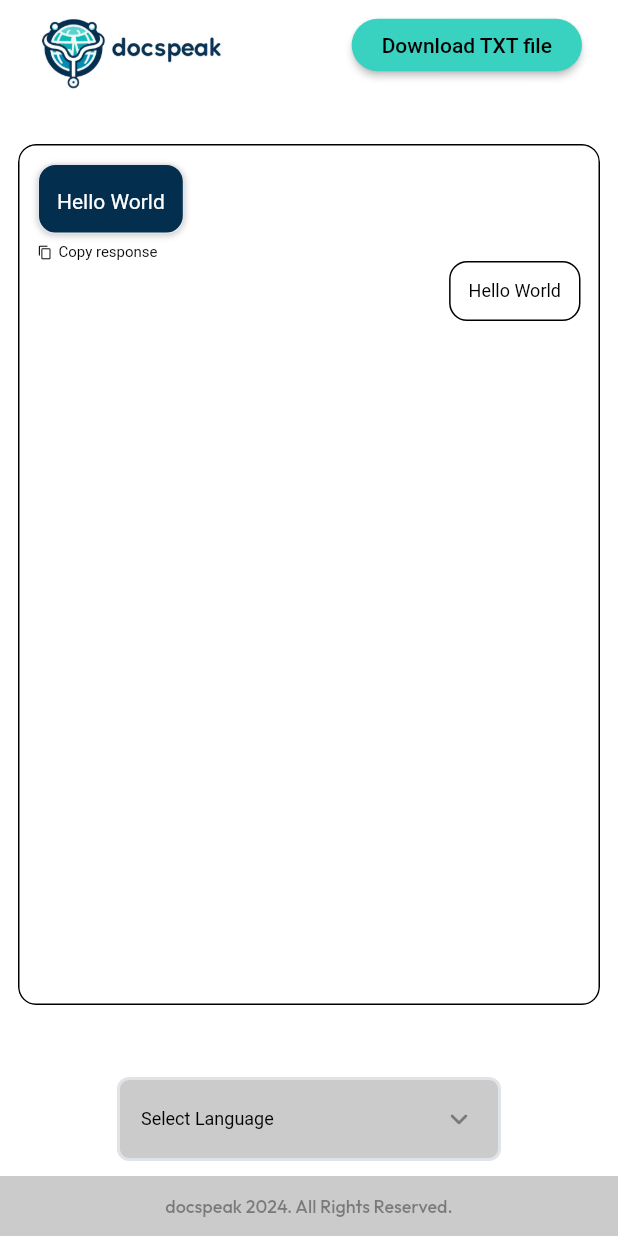
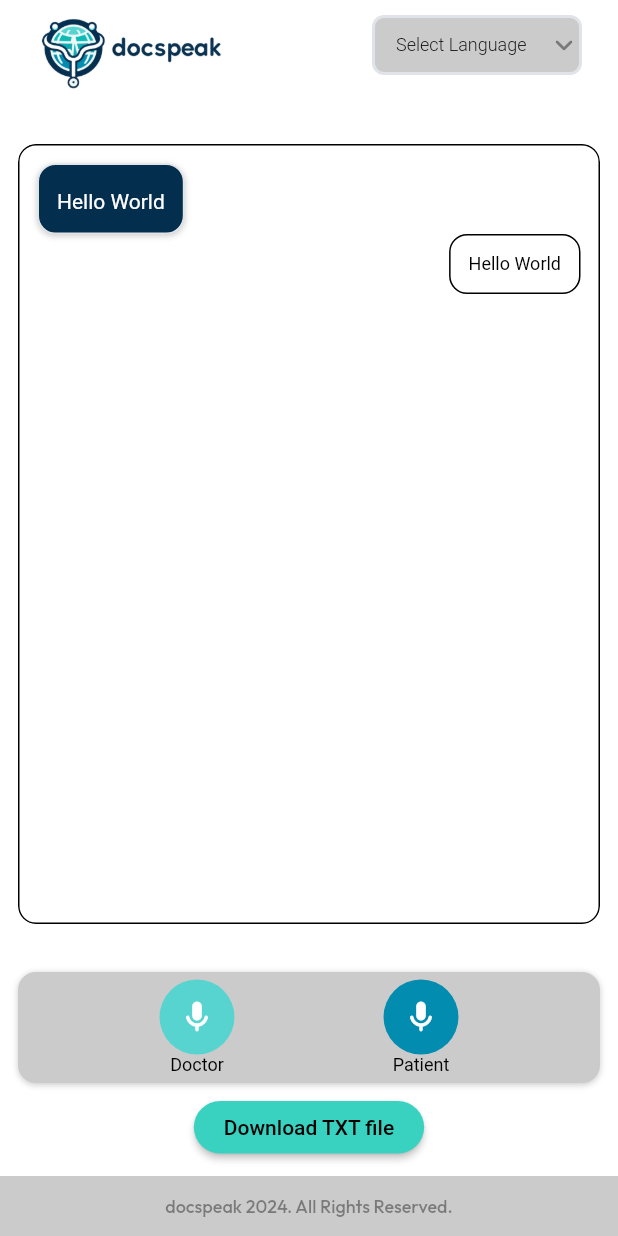
Before and after one commit to marwinwongjarupun/Docspeak, a Flutter app: the screen it shows after launch, on a phone screen of 412 x 824 dp. Run offline on Flutter 3.47's test engine with Material 3 defaults, Android fonts, the phone set to English and light mode, and no system bars; drawn by our look-alikes of auto_size_text, dropdown_button2, flutter_animate; our stand-ins replace firebase_core, font_awesome_flutter, from_css_color, go_router, google_fonts, page_transition and 2 more; missing offline and left inert: json_path; accounts and stored records are empty; Roboto replaces fonts that are missing (Readex Pro).

Commit message:
Changed UI by swapping dropdown and convert to txt file button

```diff
--- a/lib/flutter_flow/internationalization.dart
+++ b/lib/flutter_flow/internationalization.dart
@@ -110,48 +110,6 @@ Locale createLocale(String language) => language.contains('_')
 final kTranslationsMap = <Map<String, Map<String, String>>>[
   // HomePage
   {
-    'k3ayzbz4': {
-      'en': 'Download TXT file',
-      'ar': '',
-      'es': '',
-      'th': '',
-      'zh_Hans': '',
-    },
-    'pqumyi2e': {
-      'en': 'Hello World',
-      'ar': '',
-      'es': '',
-      'th': '',
-      'zh_Hans': '',
-    },
-    '7iwssp4h': {
-      'en': 'Copy response',
-      'ar': '',
-      'es': '',
-      'th': '',
-      'zh_Hans': '',
-    },
-    'pt4zp0fj': {
-      'en': 'Hello World',
-      'ar': '',
-      'es': '',
-      'th': '',
-      'zh_Hans': '',
-    },
-    '7w9r7pls': {
-      'en': 'Doctor',
-      'ar': '',
-      'es': '',
-      'th': '',
-      'zh_Hans': '',
-    },
-    'm41ranbt': {
-      'en': 'Patient',
-      'ar': '',
-      'es': '',
-      'th': '',
-      'zh_Hans': '',
-    },
     '48w6z87k': {
       'en': '',
       'ar': '',
@@ -203,6 +161,41 @@ final kTranslationsMap = <Map<String, Map<String, String>>>[
     },
     'tosutiwk': {
       'en': 'Search for an item...',
+      'ar': '',
+      'es': '',
+      'th': '',
+      'zh_Hans': '',
+    },
+    'pqumyi2e': {
+      'en': 'Hello World',
+      'ar': '',
+      'es': '',
+      'th': '',
+      'zh_Hans': '',
+    },
+    'pt4zp0fj': {
+      'en': 'Hello World',
+      'ar': '',
+      'es': '',
+      'th': '',
+      'zh_Hans': '',
+    },
+    '7w9r7pls': {
+      'en': 'Doctor',
+      'ar': '',
+      'es': '',
+      'th': '',
+      'zh_Hans': '',
+    },
+    'm41ranbt': {
+      'en': 'Patient',
+      'ar': '',
+      'es': '',
+      'th': '',
+      'zh_Hans': '',
+    },
+    'k3ayzbz4': {
+      'en': 'Download TXT file',
       'ar': '',
       'es': '',
       'th': '',
--- a/lib/pages/home_page/home_page_widget.dart
+++ b/lib/pages/home_page/home_page_widget.dart
@@ -203,41 +203,58 @@ class _HomePageWidgetState extends State<HomePageWidget>
                                   ],
                                 ),
                               ),
-                              FFButtonWidget(
-                                onPressed: () {
-                                  print('Button pressed ...');
-                                },
-                                text: FFLocalizations.of(context).getText(
-                                  'k3ayzbz4' /* Download TXT file */,
+                              FlutterFlowDropDown<String>(
+                                controller: _model.dropDownValueController ??=
+                                    FormFieldController<String>(null),
+                                options: [
+                                  FFLocalizations.of(context).getText(
+                                    'ae5t32es' /* Spanish */,
                                   ),
-                                options: FFButtonOptions(
-                                  height: 35.0,
-                                  padding: const EdgeInsetsDirectional.fromSTEB(
-                                      20.0, 0.0, 20.0, 0.0),
-                                  iconPadding: const EdgeInsetsDirectional.fromSTEB(
-                                      0.0, 0.0, 0.0, 0.0),
-                                  color:
-                                      FlutterFlowTheme.of(context).buttonColor,
+                                  FFLocalizations.of(context).getText(
+                                    'vwytv2ji' /* Mandarin */,
+                                  ),
+                                  FFLocalizations.of(context).getText(
+                                    'jimjfoh8' /* French */,
+                                  ),
+                                  FFLocalizations.of(context).getText(
+                                    'qwkvw44r' /* Arabic */,
+                                  ),
+                                  FFLocalizations.of(context).getText(
+                                    'fwt3bcth' /* Thai */,
+                                  )
+                                ],
+                                onChanged: (val) =>
+                                    setState(() => _model.dropDownValue = val),
+                                width: 140.0,
+                                height: 40.0,
                                 textStyle: FlutterFlowTheme.of(context)
-                                      .titleSmall
+                                    .bodySmall
                                     .override(
                                       fontFamily: 'Readex Pro',
+                                      fontWeight: FontWeight.w300,
+                                    ),
+                                hintText: FFLocalizations.of(context).getText(
+                                  'z8tpfzge' /* Select Language */,
+                                ),
+                                icon: Icon(
+                                  Icons.keyboard_arrow_down_rounded,
                                   color: FlutterFlowTheme.of(context)
-                                            .primaryText,
-                                        fontSize: 14.0,
+                                      .secondaryText,
+                                  size: 24.0,
                                 ),
+                                fillColor: FlutterFlowTheme.of(context)
+                                    .secondaryBackground,
                                 elevation: 2.0,
-                                  borderSide: const BorderSide(
-                                    color: Colors.transparent,
-                                    width: 1.0,
-                                  ),
-                                  borderRadius: BorderRadius.circular(50.0),
-                                  hoverColor: FlutterFlowTheme.of(context)
-                                      .buttonColorHover,
-                                  hoverTextColor:
-                                      FlutterFlowTheme.of(context).primaryText,
-                                  hoverElevation: 5.0,
-                                ),
+                                borderColor:
+                                    FlutterFlowTheme.of(context).alternate,
+                                borderWidth: 2.0,
+                                borderRadius: 8.0,
+                                margin: const EdgeInsetsDirectional.fromSTEB(
+                                    16.0, 0.0, 0.0, 0.0),
+                                hidesUnderline: true,
+                                isOverButton: false,
+                                isSearchable: false,
+                                isMultiSelect: false,
                               ),
                             ],
                           ),
@@ -391,43 +408,6 @@ class _HomePageWidgetState extends State<HomePageWidget>
                                                                         ),
                                                                       ),
                                                                     ),
-                                                                    Padding(
-                                                                      padding: const EdgeInsetsDirectional.fromSTEB(
-                                                                          0.0,
-                                                                          6.0,
-                                                                          0.0,
-                                                                          0.0),
-                                                                      child:
-                                                                          Row(
-                                                                        mainAxisSize:
-                                                                            MainAxisSize.max,
-                                                                        children: [
-                                                                          Padding(
-                                                                            padding: const EdgeInsetsDirectional.fromSTEB(
-                                                                                0.0,
-                                                                                0.0,
-                                                                                4.0,
-                                                                                0.0),
-                                                                            child:
-                                                                                Icon(
-                                                                              Icons.content_copy,
-                                                                              color: FlutterFlowTheme.of(context).primaryText,
-                                                                              size: 10.0,
-                                                                            ),
-                                                                          ),
-                                                                          Text(
-                                                                            FFLocalizations.of(context).getText(
-                                                                              '7iwssp4h' /* Copy response */,
-                                                                            ),
-                                                                            style: FlutterFlowTheme.of(context).bodyMedium.override(
-                                                                                  fontFamily: 'Readex Pro',
-                                                                                  color: FlutterFlowTheme.of(context).primaryText,
-                                                                                  fontSize: 10.0,
-                                                                                ),
-                                                                          ),
-                                                                        ],
-                                                                      ),
-                                                                    ),
                                                                   ],
                                                                 ),
                                                               ],
@@ -541,16 +521,34 @@ class _HomePageWidgetState extends State<HomePageWidget>
                               mainAxisSize: MainAxisSize.max,
                               mainAxisAlignment: MainAxisAlignment.spaceEvenly,
                               children: [
-                                if (_model.isDoctorRecording)
                                 Padding(
                                   padding: const EdgeInsets.all(5.0),
                                   child: Column(
                                     mainAxisSize: MainAxisSize.min,
-                                      mainAxisAlignment:
-                                          MainAxisAlignment.center,
+                                    mainAxisAlignment: MainAxisAlignment.center,
                                     crossAxisAlignment:
                                         CrossAxisAlignment.center,
                                     children: [
+                                      if (_model.isDoctorRecording)
+                                        FlutterFlowIconButton(
+                                          borderColor: Colors.transparent,
+                                          borderRadius: 100.0,
+                                          buttonSize: 50.0,
+                                          fillColor:
+                                              FlutterFlowTheme.of(context)
+                                                  .doctorButtonColor,
+                                          icon: Icon(
+                                            Icons.stop_rounded,
+                                            color: FlutterFlowTheme.of(context)
+                                                .info,
+                                            size: 25.0,
+                                          ),
+                                          showLoadingIndicator: true,
+                                          onPressed: () {
+                                            print('IconButton pressed ...');
+                                          },
+                                        ),
+                                      if (!_model.isDoctorRecording)
                                         FlutterFlowIconButton(
                                           borderColor: Colors.transparent,
                                           borderRadius: 100.0,
@@ -561,24 +559,6 @@ class _HomePageWidgetState extends State<HomePageWidget>
                                           icon: Icon(
                                             Icons.mic_rounded,
                                             color: FlutterFlowTheme.of(context)
-                                                .info,
-                                            size: 25.0,
-                                          ),
-                                          showLoadingIndicator: true,
-                                          onPressed: () {
-                                            print('IconButton pressed ...');
-                                          },
-                                        ),
-                                        if (_model.isDoctorRecording)
-                                          FlutterFlowIconButton(
-                                            borderColor: Colors.transparent,
-                                            borderRadius: 100.0,
-                                            buttonSize: 50.0,
-                                            fillColor: const Color(0xFF131313),
-                                            icon: Icon(
-                                              Icons.stop_rounded,
-                                              color:
-                                                  FlutterFlowTheme.of(context)
                                                 .info,
                                             size: 25.0,
                                           ),
@@ -598,7 +578,7 @@ class _HomePageWidgetState extends State<HomePageWidget>
                                   ).animateOnPageLoad(animationsMap[
                                       'columnOnPageLoadAnimation1']!),
                                 ),
-                                if (_model.isDoctorRecording)
+                                if (!_model.isPatientRecording)
                                   Padding(
                                     padding: const EdgeInsets.all(5.0),
                                     child: Column(
@@ -606,6 +586,7 @@ class _HomePageWidgetState extends State<HomePageWidget>
                                       crossAxisAlignment:
                                           CrossAxisAlignment.center,
                                       children: [
+                                        if (!_model.isPatientRecording)
                                           FlutterFlowIconButton(
                                             borderColor: Colors.transparent,
                                             borderRadius: 100.0,
@@ -615,7 +596,8 @@ class _HomePageWidgetState extends State<HomePageWidget>
                                                     .patientButtonColor,
                                             icon: Icon(
                                               Icons.mic_rounded,
-                                            color: FlutterFlowTheme.of(context)
+                                              color:
+                                                  FlutterFlowTheme.of(context)
                                                       .info,
                                               size: 25.0,
                                             ),
@@ -629,7 +611,9 @@ class _HomePageWidgetState extends State<HomePageWidget>
                                             borderColor: Colors.transparent,
                                             borderRadius: 100.0,
                                             buttonSize: 50.0,
-                                            fillColor: const Color(0xFF131313),
+                                            fillColor:
+                                                FlutterFlowTheme.of(context)
+                                                    .patientButtonColor,
                                             icon: Icon(
                                               Icons.stop_rounded,
                                               color:
@@ -657,65 +641,50 @@ class _HomePageWidgetState extends State<HomePageWidget>
                             ),
                           ),
                         ),
+                        Align(
+                          alignment: const AlignmentDirectional(0.0, 1.0),
+                          child: FFButtonWidget(
+                            onPressed: () {
+                              print('Button pressed ...');
+                            },
+                            text: FFLocalizations.of(context).getText(
+                              'k3ayzbz4' /* Download TXT file */,
+                            ),
+                            options: FFButtonOptions(
+                              height: 35.0,
+                              padding: const EdgeInsetsDirectional.fromSTEB(
+                                  20.0, 0.0, 20.0, 0.0),
+                              iconPadding: const EdgeInsetsDirectional.fromSTEB(
+                                  0.0, 0.0, 0.0, 0.0),
+                              color: FlutterFlowTheme.of(context).buttonColor,
+                              textStyle: FlutterFlowTheme.of(context)
+                                  .titleSmall
+                                  .override(
+                                    fontFamily: 'Readex Pro',
+                                    color: FlutterFlowTheme.of(context)
+                                        .primaryText,
+                                    fontSize: 14.0,
+                                  ),
+                              elevation: 2.0,
+                              borderSide: const BorderSide(
+                                color: Colors.transparent,
+                                width: 1.0,
+                              ),
+                              borderRadius: BorderRadius.circular(50.0),
+                              hoverColor:
+                                  FlutterFlowTheme.of(context).buttonColorHover,
+                              hoverTextColor:
+                                  FlutterFlowTheme.of(context).primaryText,
+                              hoverElevation: 5.0,
+                            ),
+                          ),
+                        ),
                         Container(
                           width: 100.0,
-                          height: 110.0,
+                          height: 55.0,
                           decoration: const BoxDecoration(),
                         ),
                       ],
-                    ),
-                  ),
-                ),
-                Align(
-                  alignment: const AlignmentDirectional(0.0, 1.0),
-                  child: Padding(
-                    padding:
-                        const EdgeInsetsDirectional.fromSTEB(0.0, 0.0, 0.0, 50.0),
-                    child: FlutterFlowDropDown<String>(
-                      controller: _model.dropDownValueController ??=
-                          FormFieldController<String>(null),
-                      options: [
-                        FFLocalizations.of(context).getText(
-                          'ae5t32es' /* Spanish */,
-                        ),
-                        FFLocalizations.of(context).getText(
-                          'vwytv2ji' /* Mandarin */,
-                        ),
-                        FFLocalizations.of(context).getText(
-                          'jimjfoh8' /* French */,
-                        ),
-                        FFLocalizations.of(context).getText(
-                          'qwkvw44r' /* Arabic */,
-                        ),
-                        FFLocalizations.of(context).getText(
-                          'fwt3bcth' /* Thai */,
-                        )
-                      ],
-                      onChanged: (val) =>
-                          setState(() => _model.dropDownValue = val),
-                      width: 256.0,
-                      height: 56.0,
-                      textStyle: FlutterFlowTheme.of(context).bodyMedium,
-                      hintText: FFLocalizations.of(context).getText(
-                        'z8tpfzge' /* Select Language */,
-                      ),
-                      icon: Icon(
-                        Icons.keyboard_arrow_down_rounded,
-                        color: FlutterFlowTheme.of(context).secondaryText,
-                        size: 24.0,
-                      ),
-                      fillColor:
-                          FlutterFlowTheme.of(context).secondaryBackground,
-                      elevation: 2.0,
-                      borderColor: FlutterFlowTheme.of(context).alternate,
-                      borderWidth: 2.0,
-                      borderRadius: 8.0,
-                      margin:
-                          const EdgeInsetsDirectional.fromSTEB(16.0, 4.0, 16.0, 4.0),
-                      hidesUnderline: true,
-                      isOverButton: true,
-                      isSearchable: false,
-                      isMultiSelect: false,
                     ),
                   ),
                 ),
```
Also changed, not shown: 1 other file. Lines whose indentation alone changed are shown as unchanged.
